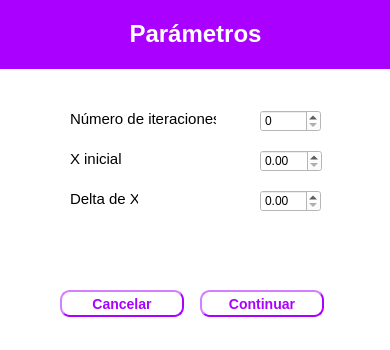
The window that UI/busquedas.ui (dhoyoso/AnalisisNumerico) describes before a commit, drawn with Qt 5.
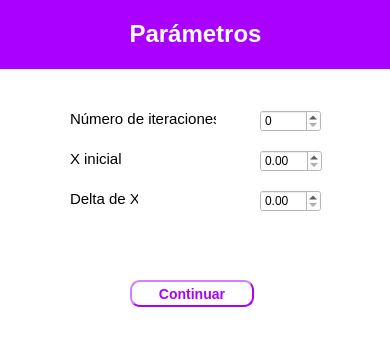
The same window after the commit.

```diff
--- a/UI/busquedas.ui
+++ b/UI/busquedas.ui
@@ -36,42 +36,11 @@
     <string>&lt;html&gt;&lt;head/&gt;&lt;body&gt;&lt;p&gt;X inicial&lt;/p&gt;&lt;/body&gt;&lt;/html&gt;</string>
    </property>
   </widget>
-  <widget class="QPushButton" name="pushButton_3">
-   <property name="geometry">
-    <rect>
-     <x>60</x>
-     <y>290</y>
-     <width>124</width>
-     <height>27</height>
-    </rect>
-   </property>
-   <property name="font">
-    <font>
-     <pointsize>-1</pointsize>
-     <weight>75</weight>
-     <italic>false</italic>
-     <bold>true</bold>
-    </font>
-   </property>
-   <property name="styleSheet">
-    <string notr="true">color: rgb(170, 0, 255);
-	border-width: 2px;
-    border-style: outset;
-    border-radius: 10px;
-    border-color:rgb(170, 0, 255);
-    font: bold 14px;
-    padding: 6px;
-</string>
-   </property>
-   <property name="text">
-    <string>Cancelar</string>
-   </property>
-  </widget>
   <widget class="QPushButton" name="continuar">
    <property name="geometry">
     <rect>
-     <x>200</x>
-     <y>290</y>
+     <x>130</x>
+     <y>280</y>
      <width>124</width>
      <height>27</height>
     </rect>
```
